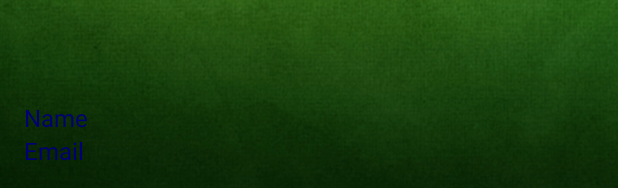
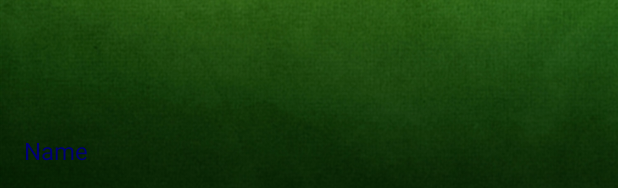
Before and after one commit to dornelasN/CompleteSudoku2, an Android app: the layout activity_main.xml on its own in the app's theme, with its tools: preview values and no code run, on a phone screen of 412 x 824 dp. Shown: the part 1045-1233 px from the top of the screen. Run offline under Robolectric (Android 15) with nearby library versions, the light colour scheme and no system bars.

Commit message:
Main Activity email field deleted

```diff
--- a/app/src/main/java/com/example/enkhturbadamsaikhan/completesudoku/MainActivity.java
+++ b/app/src/main/java/com/example/enkhturbadamsaikhan/completesudoku/MainActivity.java
@@ -25,7 +25,7 @@ public class MainActivity extends AppCompatActivity {
     private static final int RC_SIGN_IN = 0;
 
     private TextView nameTextView;
-    private TextView emailTextView;
+    //private TextView emailTextView;
     //private TextView uidTextView;
     private TextView mSinglePlayer;
     private TextView multiplayer;
@@ -42,7 +42,7 @@ public class MainActivity extends AppCompatActivity {
         setContentView(R.layout.activity_main);
 
         nameTextView = (TextView) findViewById(R.id.nameTextView);
-        emailTextView = (TextView) findViewById(R.id.emailTextView);
+        //emailTextView = (TextView) findViewById(R.id.emailTextView);
         //uidTextView = (TextView) findViewById(R.id.uidTextView);
 
         mAuth = FirebaseAuth.getInstance();
@@ -66,12 +66,12 @@ public class MainActivity extends AppCompatActivity {
 
         if(user != null ) {
             String name = user.getDisplayName();
-            String email = user.getEmail();
+            //String email = user.getEmail();
             //Uri photoUrl = user.getPhotoUrl();
             //String uid = user.getUid();
 
             nameTextView.setText(name);
-            emailTextView.setText(email);
+            //emailTextView.setText(email);
             //uidTextView.setText(uid);
 
         } else {
--- a/app/src/main/res/layout/activity_main.xml
+++ b/app/src/main/res/layout/activity_main.xml
@@ -11,10 +11,6 @@
     android:paddingTop="@dimen/activity_vertical_margin"
     tools:context="com.example.enkhturbadamsaikhan.completesudoku.MainActivity"
     android:background="@drawable/background_image">
-
-
-
-
 
 
     <RelativeLayout
@@ -94,19 +90,10 @@
             android:textSize="16sp"
             android:text="Name"
             android:textColor="#000075"
-            android:layout_above="@+id/emailTextView"
+            android:layout_alignParentBottom="true"
             android:layout_alignParentStart="true" />
 
-        <TextView
-            android:id="@+id/emailTextView"
-            android:layout_width="match_parent"
-            android:layout_height="wrap_content"
-            android:layout_gravity="bottom"
-            android:text="Email"
-            android:textColor="#000075"
-            android:textSize="16sp"
-            android:layout_alignParentBottom="true"
-            android:layout_alignParentStart="true" />
+
 
     </RelativeLayout>
 
```
